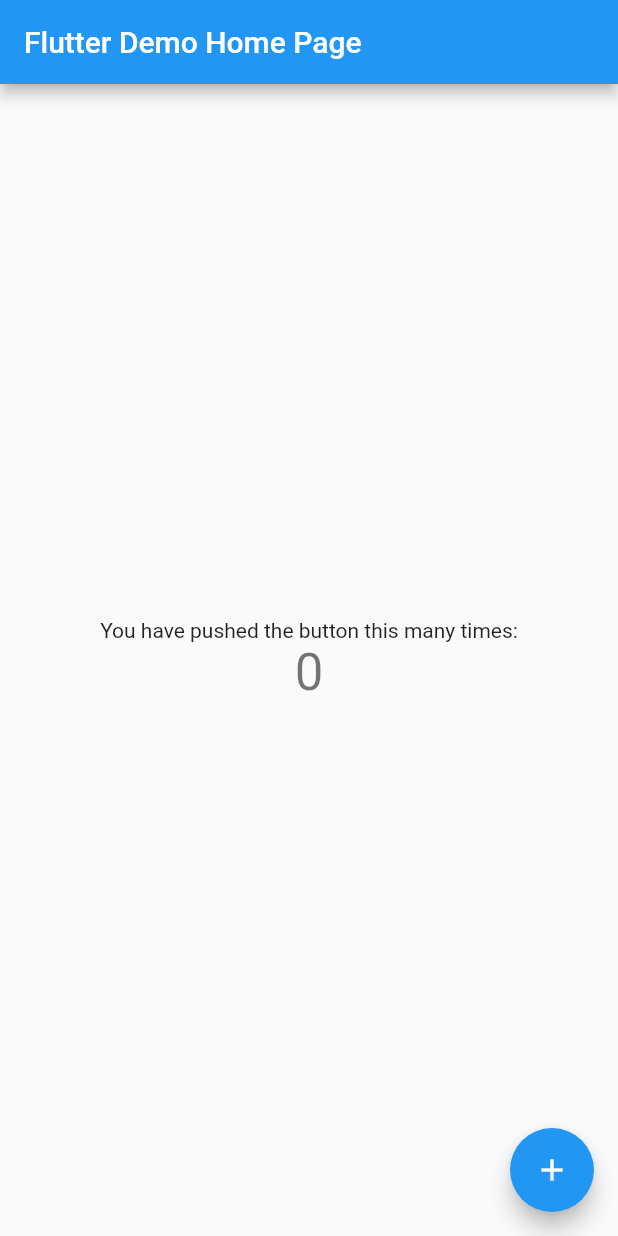
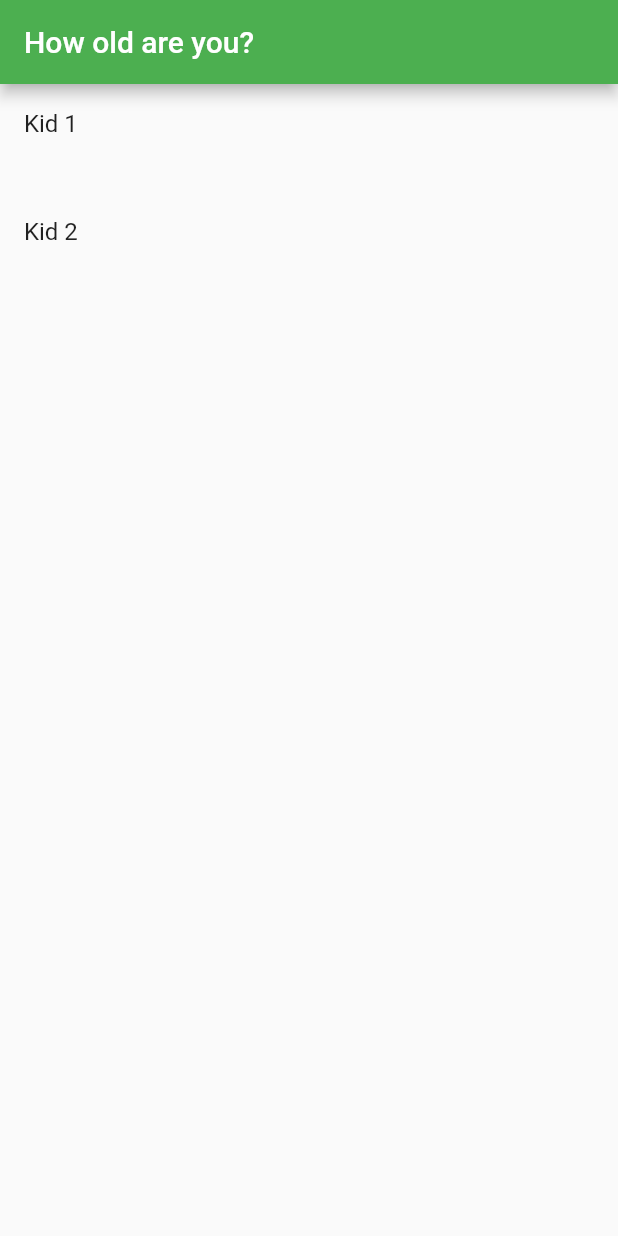
Before and after one commit to jerolimov/how-old-app, a Flutter app: the screen it shows after launch, on a phone screen of 412 x 824 dp. Run offline on Flutter 3.47's test engine with Material 2 defaults, Android fonts, the phone set to English and light mode, and no system bars; missing offline and left inert: duration.

Commit message:
Split main, app, page and add some test data

```diff
--- /dev/null
+++ b/lib/app.dart
@@ -0,0 +1,17 @@
+import 'package:flutter/material.dart';
+import 'package:howold/home_page.dart';
+
+class HowOldApp extends StatelessWidget {
+  const HowOldApp({Key? key}) : super(key: key);
+
+  @override
+  Widget build(BuildContext context) {
+    return MaterialApp(
+      title: 'Flutter Demo',
+      theme: ThemeData(
+        primarySwatch: Colors.green,
+      ),
+      home: const HomePage(),
+    );
+  }
+}
--- /dev/null
+++ b/lib/data.dart
@@ -0,0 +1,11 @@
+class Kid {
+  final String name;
+  final DateTime birth;
+
+  Kid(this.name, this.birth);
+}
+
+final List<Kid> kids = [
+  Kid('Kid 1', DateTime(2021, 08, 30)),
+  Kid('Kid 2', DateTime(2021, 07, 29)),
+];
--- /dev/null
+++ b/lib/home_page.dart
@@ -0,0 +1,36 @@
+import 'package:flutter/material.dart';
+import 'package:howold/data.dart';
+
+import 'package:duration/duration.dart';
+
+class HomePage extends StatelessWidget {
+  const HomePage({Key? key}) : super(key: key);
+
+  @override
+  Widget build(BuildContext context) {
+    DateTime now = DateTime.now();
+
+    return Scaffold(
+      appBar: AppBar(
+        title: const Text("How old are you?"),
+      ),
+      body: ListView.builder(
+        itemCount: kids.length,
+        itemBuilder: (context, index) {
+          final kid = kids[index];
+          String age = prettyDuration(now.difference(kid.birth), tersity: DurationTersity.day);
+          return ListTile(
+            title: Text(kid.name),
+            subtitle: Text(age),
+          );
+        },
+      ),
+
+      // floatingActionButton: FloatingActionButton(
+      //   onPressed: () => {},
+      //   tooltip: 'Increment',
+      //   child: const Icon(Icons.add),
+      // ),
+    );
+  }
+}
--- a/lib/main.dart
+++ b/lib/main.dart
@@ -1,115 +1,6 @@
 import 'package:flutter/material.dart';
+import 'package:howold/app.dart';
 
 void main() {
-  runApp(const MyApp());
+  runApp(const HowOldApp());
 }
-
-class MyApp extends StatelessWidget {
-  const MyApp({Key? key}) : super(key: key);
-
-  // This widget is the root of your application.
-  @override
-  Widget build(BuildContext context) {
-    return MaterialApp(
-      title: 'Flutter Demo',
-      theme: ThemeData(
-        // This is the theme of your application.
-        //
-        // Try running your application with "flutter run". You'll see the
-        // application has a blue toolbar. Then, without quitting the app, try
-        // changing the primarySwatch below to Colors.green and then invoke
-        // "hot reload" (press "r" in the console where you ran "flutter run",
-        // or simply save your changes to "hot reload" in a Flutter IDE).
-        // Notice that the counter didn't reset back to zero; the application
-        // is not restarted.
-        primarySwatch: Colors.blue,
-      ),
-      home: const MyHomePage(title: 'Flutter Demo Home Page'),
-    );
-  }
-}
-
-class MyHomePage extends StatefulWidget {
-  const MyHomePage({Key? key, required this.title}) : super(key: key);
-
-  // This widget is the home page of your application. It is stateful, meaning
-  // that it has a State object (defined below) that contains fields that affect
-  // how it looks.
-
-  // This class is the configuration for the state. It holds the values (in this
-  // case the title) provided by the parent (in this case the App widget) and
-  // used by the build method of the State. Fields in a Widget subclass are
-  // always marked "final".
-
-  final String title;
-
-  @override
-  State<MyHomePage> createState() => _MyHomePageState();
-}
-
-class _MyHomePageState extends State<MyHomePage> {
-  int _counter = 0;
-
-  void _incrementCounter() {
-    setState(() {
-      // This call to setState tells the Flutter framework that something has
-      // changed in this State, which causes it to rerun the build method below
-      // so that the display can reflect the updated values. If we changed
-      // _counter without calling setState(), then the build method would not be
-      // called again, and so nothing would appear to happen.
-      _counter++;
-    });
-  }
-
-  @override
-  Widget build(BuildContext context) {
-    // This method is rerun every time setState is called, for instance as done
-    // by the _incrementCounter method above.
-    //
-    // The Flutter framework has been optimized to make rerunning build methods
-    // fast, so that you can just rebuild anything that needs updating rather
-    // than having to individually change instances of widgets.
-    return Scaffold(
-      appBar: AppBar(
-        // Here we take the value from the MyHomePage object that was created by
-        // the App.build method, and use it to set our appbar title.
-        title: Text(widget.title),
-      ),
-      body: Center(
-        // Center is a layout widget. It takes a single child and positions it
-        // in the middle of the parent.
-        child: Column(
-          // Column is also a layout widget. It takes a list of children and
-          // arranges them vertically. By default, it sizes itself to fit its
-          // children horizontally, and tries to be as tall as its parent.
-          //
-          // Invoke "debug painting" (press "p" in the console, choose the
-          // "Toggle Debug Paint" action from the Flutter Inspector in Android
-          // Studio, or the "Toggle Debug Paint" command in Visual Studio Code)
-          // to see the wireframe for each widget.
-          //
-          // Column has various properties to control how it sizes itself and
-          // how it positions its children. Here we use mainAxisAlignment to
-          // center the children vertically; the main axis here is the vertical
-          // axis because Columns are vertical (the cross axis would be
-          // horizontal).
-          mainAxisAlignment: MainAxisAlignment.center,
-          children: <Widget>[
-            const Text(
-              'You have pushed the button this many times:',
-            ),
-            Text(
-              '$_counter',
-              style: Theme.of(context).textTheme.headline4,
-            ),
-          ],
-        ),
-      ),
-      floatingActionButton: FloatingActionButton(
-        onPressed: _incrementCounter,
-        tooltip: 'Increment',
-        child: const Icon(Icons.add),
-      ), // This trailing comma makes auto-formatting nicer for build methods.
-    );
-  }
-}
--- a/pubspec.yaml
+++ b/pubspec.yaml
@@ -34,6 +34,7 @@
   # The following adds the Cupertino Icons font to your application.
   # Use with the CupertinoIcons class for iOS style icons.
   cupertino_icons: ^1.0.2
+  duration: ^3.0.6
 
 dev_dependencies:
   flutter_test:
```
Also changed, not shown: pubspec.lock.
